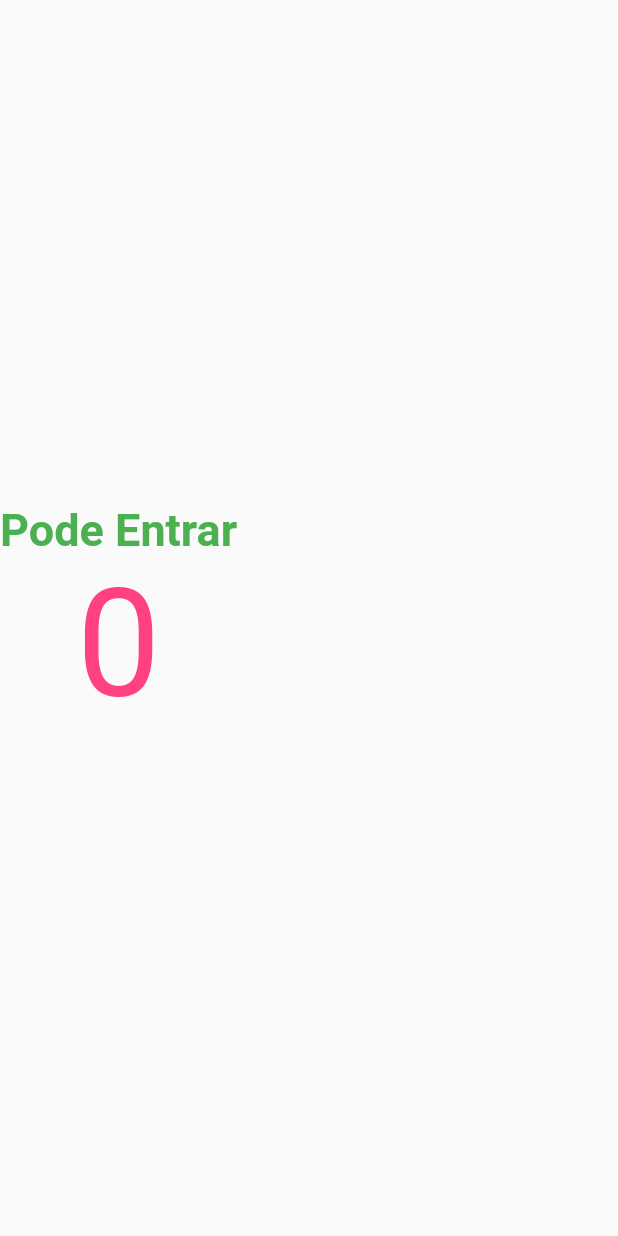
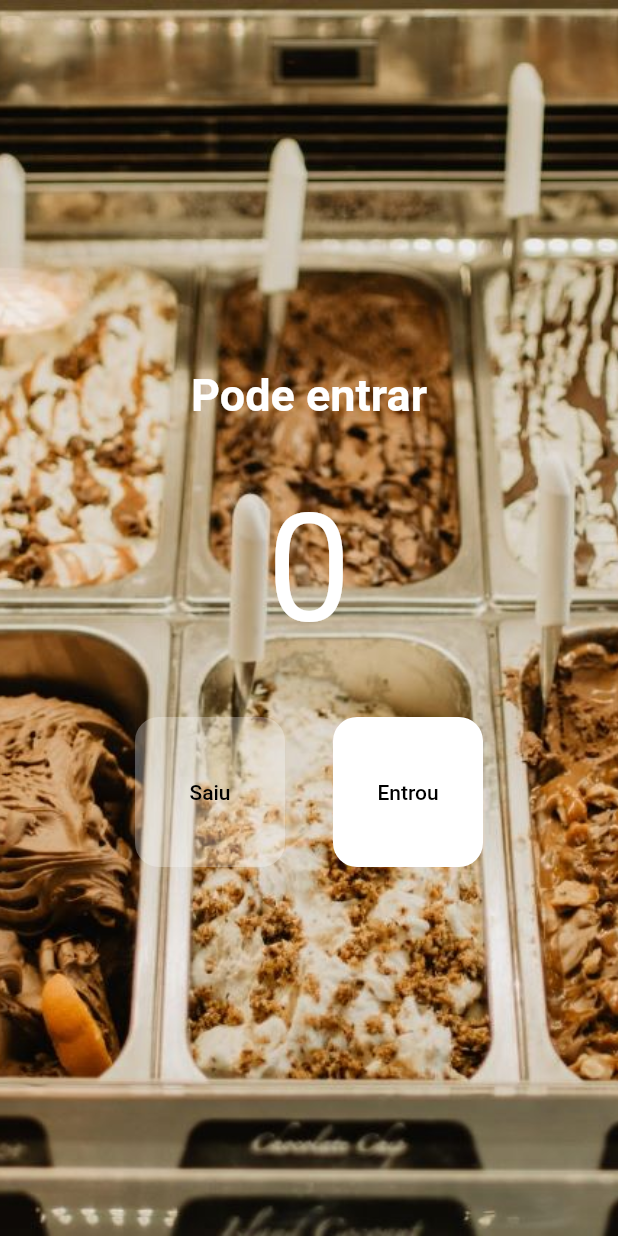
Before and after one commit to Naanon/people_counter, a Flutter app: the screen it shows after launch, on a phone screen of 412 x 824 dp. Run offline on Flutter 3.47's test engine with Material 2 defaults, Android fonts, the phone set to English and light mode, and no system bars.

Commit message:
Finalização do App

```diff
--- a/lib/main.dart
+++ b/lib/main.dart
@@ -10,29 +10,102 @@ class MyApp extends StatelessWidget {
   @override
   Widget build(BuildContext context) {
     return const MaterialApp(
+      debugShowCheckedModeBanner: false,
       home: HomePage(),
     );
   }
 }
 
-class HomePage extends StatelessWidget {
-  const HomePage({Key? key}) : super(key: key);
+class HomePage extends StatefulWidget {
+  const HomePage({super.key});
+
+  @override
+  State<HomePage> createState() => _HomePageState();
+}
+
+class _HomePageState extends State<HomePage> {
+  int count = 0;
+
+  void decrement() {
+    setState(() {
+      count--;
+    });
+  }
+
+  void increment() {
+    setState(() {
+      count++;
+    });
+  }
+
+  bool get isEmpty => count == 0;
+  bool get isFull => count == 20;
 
   @override
   Widget build(BuildContext context) {
     return Scaffold(
-      body: Column(
-        mainAxisAlignment: MainAxisAlignment.center,
-        children: const [
-          Text(
-            'Pode Entrar',
-            style: TextStyle(fontSize: 30, color: Colors.green, fontWeight: FontWeight.w700),
-          ),
-          Text(
-            '0',
-            style: TextStyle(fontSize: 100, color: Colors.pinkAccent),
-          ),
-        ],
+      backgroundColor: Colors.blueAccent,
+      body: Container(
+        decoration: const BoxDecoration(
+            image: DecorationImage(
+                image: AssetImage('assets/images/image.jpeg'),
+                fit: BoxFit.cover)),
+        child: Column(
+          mainAxisAlignment: MainAxisAlignment.center,
+          children: [
+            Text(
+              isFull ? 'Lotado' : 'Pode entrar',
+              style: TextStyle(
+                  fontSize: 30,
+                  color: isFull ? Colors.red : Colors.white,
+                  fontWeight: FontWeight.w700),
+            ),
+            Padding(
+              padding: const EdgeInsets.all(40),
+              child: Text(
+                count.toString(),
+                style: TextStyle(
+                    fontSize: 100, color: isFull ? Colors.red : Colors.white),
+              ),
+            ),
+            Row(
+              mainAxisAlignment: MainAxisAlignment.center,
+              children: [
+                TextButton(
+                  onPressed: isEmpty ? null : decrement,
+                  style: TextButton.styleFrom(
+                    backgroundColor:
+                        isEmpty ? Colors.white.withOpacity(0.3) : Colors.white,
+                    foregroundColor: Colors.black,
+                    fixedSize: const Size(100, 100),
+                    shape: RoundedRectangleBorder(
+                        borderRadius: BorderRadius.circular(16)),
+                  ),
+                  child: const Text(
+                    'Saiu',
+                    style: TextStyle(color: Colors.black),
+                  ),
+                ),
+                const SizedBox(width: 32),
+                TextButton(
+                  onPressed: isFull ? null : increment,
+                  style: TextButton.styleFrom(
+                    backgroundColor:
+                        isFull ? Colors.white.withOpacity(0.3) : Colors.white,
+                    foregroundColor: Colors.black,
+                    fixedSize: const Size(100, 100),
+                    shape: RoundedRectangleBorder(
+                        borderRadius: BorderRadius.circular(16)),
+                  ),
+                  child: const Text(
+                    'Entrou',
+                    style: TextStyle(color: Colors.black),
+                  ),
+                ),
+              ],
+            )
+          ],
+        ),
       ),
     );
   }
--- a/pubspec.yaml
+++ b/pubspec.yaml
@@ -62,6 +62,9 @@ flutter:
   #   - images/a_dot_burr.jpeg
   #   - images/a_dot_ham.jpeg
 
+  assets:
+    - assets/images/image.jpeg
+
   # An image asset can refer to one or more resolution-specific "variants", see
   # https://flutter.dev/assets-and-images/#resolution-aware
 
```
Also changed, not shown: assets/images/image.jpeg (added), pubspec.lock.
